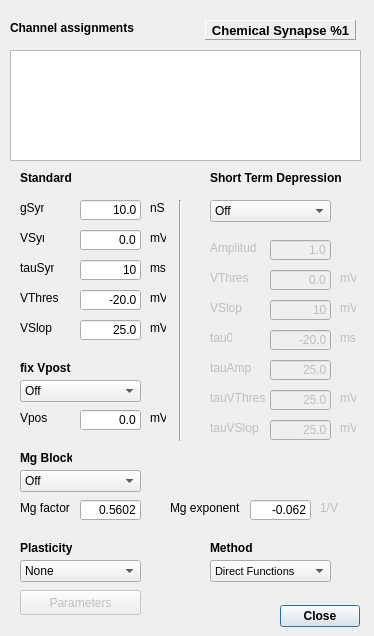
Above: src/gui/ChemSynDlg.ui from CompEphys-team/stdpc before the change. Below: the same form after it.
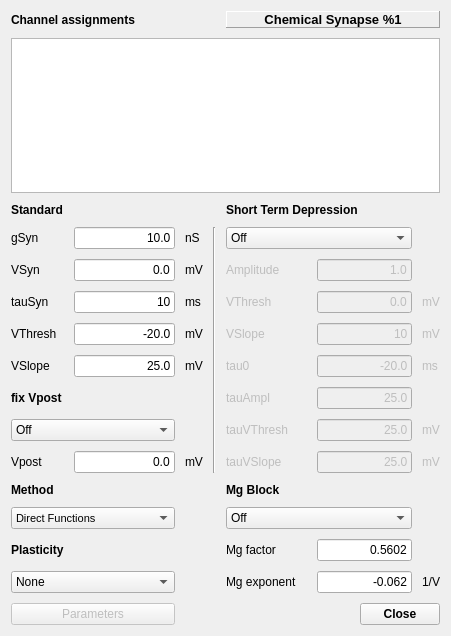
That is the form after the change. Custom widgets are drawn as their Qt base class.

Diff of the .ui file:
```diff
--- a/src/gui/ChemSynDlg.ui
+++ b/src/gui/ChemSynDlg.ui
@@ -6,1065 +6,716 @@
    <rect>
     <x>0</x>
     <y>0</y>
-    <width>374</width>
+    <width>451</width>
     <height>636</height>
    </rect>
   </property>
   <property name="windowTitle">
    <string>Chemical Synapse</string>
   </property>
-  <widget class="QDialogButtonBox" name="ResCloseBox">
-   <property name="geometry">
-    <rect>
-     <x>200</x>
-     <y>600</y>
-     <width>160</width>
-     <height>32</height>
-    </rect>
-   </property>
-   <property name="font">
-    <font>
-     <weight>75</weight>
-     <bold>true</bold>
-    </font>
-   </property>
-   <property name="orientation">
-    <enum>Qt::Horizontal</enum>
-   </property>
-   <property name="standardButtons">
-    <set>QDialogButtonBox::Close</set>
-   </property>
-  </widget>
-  <widget class="QLabel" name="ChemSynDlgLabel">
-   <property name="enabled">
-    <bool>true</bool>
-   </property>
-   <property name="geometry">
-    <rect>
-     <x>205</x>
-     <y>20</y>
-     <width>151</width>
-     <height>20</height>
-    </rect>
-   </property>
-   <property name="font">
-    <font>
-     <pointsize>10</pointsize>
-     <weight>75</weight>
-     <bold>true</bold>
-    </font>
-   </property>
-   <property name="autoFillBackground">
-    <bool>false</bool>
-   </property>
-   <property name="styleSheet">
-    <string/>
-   </property>
-   <property name="frameShape">
-    <enum>QFrame::Panel</enum>
-   </property>
-   <property name="frameShadow">
-    <enum>QFrame::Raised</enum>
-   </property>
-   <property name="lineWidth">
-    <number>1</number>
-   </property>
-   <property name="midLineWidth">
-    <number>0</number>
-   </property>
-   <property name="text">
-    <string>Chemical Synapse %1</string>
-   </property>
-   <property name="alignment">
-    <set>Qt::AlignCenter</set>
-   </property>
-  </widget>
-  <widget class="QLabel" name="label_4">
-   <property name="geometry">
-    <rect>
-     <x>20</x>
-     <y>200</y>
-     <width>24</width>
-     <height>16</height>
-    </rect>
-   </property>
-   <property name="text">
-    <string>gSyn</string>
-   </property>
-  </widget>
-  <widget class="QLabel" name="label_5">
-   <property name="geometry">
-    <rect>
-     <x>20</x>
-     <y>230</y>
-     <width>24</width>
-     <height>16</height>
-    </rect>
-   </property>
-   <property name="text">
-    <string>VSyn</string>
-   </property>
-  </widget>
-  <widget class="QLabel" name="label_6">
-   <property name="geometry">
-    <rect>
-     <x>20</x>
-     <y>260</y>
-     <width>34</width>
-     <height>16</height>
-    </rect>
-   </property>
-   <property name="text">
-    <string>tauSyn</string>
-   </property>
-  </widget>
-  <widget class="QLineEdit" name="gSynE">
-   <property name="geometry">
-    <rect>
-     <x>80</x>
-     <y>200</y>
-     <width>61</width>
-     <height>20</height>
-    </rect>
-   </property>
-   <property name="text">
-    <string>10.0</string>
-   </property>
-   <property name="maxLength">
-    <number>8</number>
-   </property>
-   <property name="alignment">
-    <set>Qt::AlignRight|Qt::AlignTrailing|Qt::AlignVCenter</set>
-   </property>
-  </widget>
-  <widget class="QLineEdit" name="VSynE">
-   <property name="geometry">
-    <rect>
-     <x>80</x>
-     <y>230</y>
-     <width>61</width>
-     <height>20</height>
-    </rect>
-   </property>
-   <property name="text">
-    <string>0.0</string>
-   </property>
-   <property name="maxLength">
-    <number>8</number>
-   </property>
-   <property name="alignment">
-    <set>Qt::AlignRight|Qt::AlignTrailing|Qt::AlignVCenter</set>
-   </property>
-  </widget>
-  <widget class="QLineEdit" name="tauSynE">
-   <property name="geometry">
-    <rect>
-     <x>80</x>
-     <y>260</y>
-     <width>61</width>
-     <height>20</height>
-    </rect>
-   </property>
-   <property name="text">
-    <string>10</string>
-   </property>
-   <property name="maxLength">
-    <number>8</number>
-   </property>
-   <property name="alignment">
-    <set>Qt::AlignRight|Qt::AlignTrailing|Qt::AlignVCenter</set>
-   </property>
-  </widget>
-  <widget class="QLineEdit" name="VThreshE">
-   <property name="geometry">
-    <rect>
-     <x>80</x>
-     <y>290</y>
-     <width>61</width>
-     <height>20</height>
-    </rect>
-   </property>
-   <property name="text">
-    <string>-20.0</string>
-   </property>
-   <property name="maxLength">
-    <number>8</number>
-   </property>
-   <property name="alignment">
-    <set>Qt::AlignRight|Qt::AlignTrailing|Qt::AlignVCenter</set>
-   </property>
-  </widget>
-  <widget class="QLineEdit" name="VSlopeE">
-   <property name="geometry">
-    <rect>
-     <x>80</x>
-     <y>320</y>
-     <width>61</width>
-     <height>20</height>
-    </rect>
-   </property>
-   <property name="text">
-    <string>25.0</string>
-   </property>
-   <property name="maxLength">
-    <number>8</number>
-   </property>
-   <property name="alignment">
-    <set>Qt::AlignRight|Qt::AlignTrailing|Qt::AlignVCenter</set>
-   </property>
-  </widget>
-  <widget class="QLabel" name="label_7">
-   <property name="geometry">
-    <rect>
-     <x>20</x>
-     <y>290</y>
-     <width>39</width>
-     <height>16</height>
-    </rect>
-   </property>
-   <property name="text">
-    <string>VThresh</string>
-   </property>
-  </widget>
-  <widget class="QLabel" name="label_8">
-   <property name="geometry">
-    <rect>
-     <x>20</x>
-     <y>320</y>
-     <width>32</width>
-     <height>16</height>
-    </rect>
-   </property>
-   <property name="text">
-    <string>VSlope</string>
-   </property>
-  </widget>
-  <widget class="QLabel" name="label_9">
-   <property name="geometry">
-    <rect>
-     <x>150</x>
-     <y>200</y>
-     <width>16</width>
-     <height>16</height>
-    </rect>
-   </property>
-   <property name="text">
-    <string>nS</string>
-   </property>
-  </widget>
-  <widget class="QLabel" name="label_10">
-   <property name="geometry">
-    <rect>
-     <x>150</x>
-     <y>230</y>
-     <width>16</width>
-     <height>16</height>
-    </rect>
-   </property>
-   <property name="text">
-    <string>mV</string>
-   </property>
-  </widget>
-  <widget class="QLabel" name="label_11">
-   <property name="geometry">
-    <rect>
-     <x>150</x>
-     <y>260</y>
-     <width>16</width>
-     <height>16</height>
-    </rect>
-   </property>
-   <property name="text">
-    <string>ms</string>
-   </property>
-  </widget>
-  <widget class="QLabel" name="label_12">
-   <property name="geometry">
-    <rect>
-     <x>150</x>
-     <y>290</y>
-     <width>16</width>
-     <height>16</height>
-    </rect>
-   </property>
-   <property name="text">
-    <string>mV</string>
-   </property>
-  </widget>
-  <widget class="QLabel" name="label_13">
-   <property name="geometry">
-    <rect>
-     <x>150</x>
-     <y>320</y>
-     <width>16</width>
-     <height>16</height>
-    </rect>
-   </property>
-   <property name="text">
-    <string>mV</string>
-   </property>
-  </widget>
-  <widget class="QLabel" name="label_14">
-   <property name="geometry">
-    <rect>
-     <x>20</x>
-     <y>170</y>
-     <width>52</width>
-     <height>16</height>
-    </rect>
-   </property>
-   <property name="font">
-    <font>
-     <weight>75</weight>
-     <bold>true</bold>
-    </font>
-   </property>
-   <property name="text">
-    <string>Standard</string>
-   </property>
-  </widget>
-  <widget class="QLabel" name="label_15">
-   <property name="geometry">
-    <rect>
-     <x>210</x>
-     <y>170</y>
-     <width>131</width>
-     <height>16</height>
-    </rect>
-   </property>
-   <property name="font">
-    <font>
-     <weight>75</weight>
-     <bold>true</bold>
-    </font>
-   </property>
-   <property name="text">
-    <string>Short Term Depression</string>
-   </property>
-  </widget>
-  <widget class="QLineEdit" name="STDVSlopeE">
-   <property name="enabled">
-    <bool>false</bool>
-   </property>
-   <property name="geometry">
-    <rect>
-     <x>270</x>
-     <y>300</y>
-     <width>61</width>
-     <height>20</height>
-    </rect>
-   </property>
-   <property name="text">
-    <string>10</string>
-   </property>
-   <property name="maxLength">
-    <number>8</number>
-   </property>
-   <property name="alignment">
-    <set>Qt::AlignRight|Qt::AlignTrailing|Qt::AlignVCenter</set>
-   </property>
-  </widget>
-  <widget class="QLabel" name="STDAmplL">
-   <property name="enabled">
-    <bool>false</bool>
-   </property>
-   <property name="geometry">
-    <rect>
-     <x>210</x>
-     <y>240</y>
-     <width>47</width>
-     <height>16</height>
-    </rect>
-   </property>
-   <property name="text">
-    <string>Amplitude</string>
-   </property>
-  </widget>
-  <widget class="QLineEdit" name="STDtauAmplE">
-   <property name="enabled">
-    <bool>false</bool>
-   </property>
-   <property name="geometry">
-    <rect>
-     <x>270</x>
-     <y>360</y>
-     <width>61</width>
-     <height>20</height>
-    </rect>
-   </property>
-   <property name="text">
-    <string>25.0</string>
-   </property>
-   <property name="maxLength">
-    <number>8</number>
-   </property>
-   <property name="alignment">
-    <set>Qt::AlignRight|Qt::AlignTrailing|Qt::AlignVCenter</set>
-   </property>
-  </widget>
-  <widget class="QLabel" name="STDVThreshL">
-   <property name="enabled">
-    <bool>false</bool>
-   </property>
-   <property name="geometry">
-    <rect>
-     <x>210</x>
-     <y>270</y>
-     <width>39</width>
-     <height>16</height>
-    </rect>
-   </property>
-   <property name="text">
-    <string>VThresh</string>
-   </property>
-  </widget>
-  <widget class="QLabel" name="STDtauAmplL">
-   <property name="enabled">
-    <bool>false</bool>
-   </property>
-   <property name="geometry">
-    <rect>
-     <x>210</x>
-     <y>360</y>
-     <width>41</width>
-     <height>16</height>
-    </rect>
-   </property>
-   <property name="text">
-    <string>tauAmpl</string>
-   </property>
-  </widget>
-  <widget class="QLabel" name="STDVSlopeL">
-   <property name="enabled">
-    <bool>false</bool>
-   </property>
-   <property name="geometry">
-    <rect>
-     <x>210</x>
-     <y>300</y>
-     <width>32</width>
-     <height>16</height>
-    </rect>
-   </property>
-   <property name="text">
-    <string>VSlope</string>
-   </property>
-  </widget>
-  <widget class="QLabel" name="STDVThreshU">
-   <property name="enabled">
-    <bool>false</bool>
-   </property>
-   <property name="geometry">
-    <rect>
-     <x>340</x>
-     <y>270</y>
-     <width>16</width>
-     <height>16</height>
-    </rect>
-   </property>
-   <property name="text">
-    <string>mV</string>
-   </property>
-  </widget>
-  <widget class="QLineEdit" name="STDVThreshE">
-   <property name="enabled">
-    <bool>false</bool>
-   </property>
-   <property name="geometry">
-    <rect>
-     <x>270</x>
-     <y>270</y>
-     <width>61</width>
-     <height>20</height>
-    </rect>
-   </property>
-   <property name="text">
-    <string>0.0</string>
-   </property>
-   <property name="maxLength">
-    <number>8</number>
-   </property>
-   <property name="alignment">
-    <set>Qt::AlignRight|Qt::AlignTrailing|Qt::AlignVCenter</set>
-   </property>
-  </widget>
-  <widget class="QLineEdit" name="STDAmplE">
-   <property name="enabled">
-    <bool>false</bool>
-   </property>
-   <property name="geometry">
-    <rect>
-     <x>270</x>
-     <y>240</y>
-     <width>61</width>
-     <height>20</height>
-    </rect>
-   </property>
-   <property name="text">
-    <string>1.0</string>
-   </property>
-   <property name="maxLength">
-    <number>8</number>
-   </property>
-   <property name="alignment">
-    <set>Qt::AlignRight|Qt::AlignTrailing|Qt::AlignVCenter</set>
-   </property>
-  </widget>
-  <widget class="QLabel" name="STDVSlopeU">
-   <property name="enabled">
-    <bool>false</bool>
-   </property>
-   <property name="geometry">
-    <rect>
-     <x>340</x>
-     <y>300</y>
-     <width>16</width>
-     <height>16</height>
-    </rect>
-   </property>
-   <property name="text">
-    <string>mV</string>
-   </property>
-  </widget>
-  <widget class="QLabel" name="STDtau0U">
-   <property name="enabled">
-    <bool>false</bool>
-   </property>
-   <property name="geometry">
-    <rect>
-     <x>340</x>
-     <y>330</y>
-     <width>16</width>
-     <height>16</height>
-    </rect>
-   </property>
-   <property name="text">
-    <string>ms</string>
-   </property>
-  </widget>
-  <widget class="QLineEdit" name="STDtau0E">
-   <property name="enabled">
-    <bool>false</bool>
-   </property>
-   <property name="geometry">
-    <rect>
-     <x>270</x>
-     <y>330</y>
-     <width>61</width>
-     <height>20</height>
-    </rect>
-   </property>
-   <property name="text">
-    <string>-20.0</string>
-   </property>
-   <property name="maxLength">
-    <number>8</number>
-   </property>
-   <property name="alignment">
-    <set>Qt::AlignRight|Qt::AlignTrailing|Qt::AlignVCenter</set>
-   </property>
-  </widget>
-  <widget class="QLabel" name="STDtau0L">
-   <property name="enabled">
-    <bool>false</bool>
-   </property>
-   <property name="geometry">
-    <rect>
-     <x>210</x>
-     <y>330</y>
-     <width>22</width>
-     <height>16</height>
-    </rect>
-   </property>
-   <property name="text">
-    <string>tau0</string>
-   </property>
-  </widget>
-  <widget class="QLabel" name="STDtauVThreshL">
-   <property name="enabled">
-    <bool>false</bool>
-   </property>
-   <property name="geometry">
-    <rect>
-     <x>210</x>
-     <y>390</y>
-     <width>55</width>
-     <height>16</height>
-    </rect>
-   </property>
-   <property name="text">
-    <string>tauVThresh</string>
-   </property>
-  </widget>
-  <widget class="QLabel" name="STDtauVThreshU">
-   <property name="enabled">
-    <bool>false</bool>
-   </property>
-   <property name="geometry">
-    <rect>
-     <x>340</x>
-     <y>390</y>
-     <width>16</width>
-     <height>16</height>
-    </rect>
-   </property>
-   <property name="text">
-    <string>mV</string>
-   </property>
-  </widget>
-  <widget class="QLineEdit" name="STDtauVThreshE">
-   <property name="enabled">
-    <bool>false</bool>
-   </property>
-   <property name="geometry">
-    <rect>
-     <x>270</x>
-     <y>390</y>
-     <width>61</width>
-     <height>20</height>
-    </rect>
-   </property>
-   <property name="text">
-    <string>25.0</string>
-   </property>
-   <property name="maxLength">
-    <number>8</number>
-   </property>
-   <property name="alignment">
-    <set>Qt::AlignRight|Qt::AlignTrailing|Qt::AlignVCenter</set>
-   </property>
-  </widget>
-  <widget class="QLabel" name="STDtauVSlopeU">
-   <property name="enabled">
-    <bool>false</bool>
-   </property>
-   <property name="geometry">
-    <rect>
-     <x>340</x>
-     <y>420</y>
-     <width>16</width>
-     <height>16</height>
-    </rect>
-   </property>
-   <property name="text">
-    <string>mV</string>
-   </property>
-  </widget>
-  <widget class="QLabel" name="STDtauVSlopeL">
-   <property name="enabled">
-    <bool>false</bool>
-   </property>
-   <property name="geometry">
-    <rect>
-     <x>210</x>
-     <y>420</y>
-     <width>48</width>
-     <height>16</height>
-    </rect>
-   </property>
-   <property name="text">
-    <string>tauVSlope</string>
-   </property>
-  </widget>
-  <widget class="QLineEdit" name="STDtauVSlopeE">
-   <property name="enabled">
-    <bool>false</bool>
-   </property>
-   <property name="geometry">
-    <rect>
-     <x>270</x>
-     <y>420</y>
-     <width>61</width>
-     <height>20</height>
-    </rect>
-   </property>
-   <property name="text">
-    <string>25.0</string>
-   </property>
-   <property name="maxLength">
-    <number>8</number>
-   </property>
-   <property name="alignment">
-    <set>Qt::AlignRight|Qt::AlignTrailing|Qt::AlignVCenter</set>
-   </property>
-  </widget>
-  <widget class="QLabel" name="label_18">
-   <property name="geometry">
-    <rect>
-     <x>20</x>
-     <y>360</y>
-     <width>52</width>
-     <height>16</height>
-    </rect>
-   </property>
-   <property name="font">
-    <font>
-     <weight>75</weight>
-     <bold>true</bold>
-    </font>
-   </property>
-   <property name="text">
-    <string>fix Vpost</string>
-   </property>
-  </widget>
-  <widget class="QComboBox" name="fixVpostCombo">
-   <property name="geometry">
-    <rect>
-     <x>20</x>
-     <y>380</y>
-     <width>121</width>
-     <height>22</height>
-    </rect>
-   </property>
-   <item>
-    <property name="text">
-     <string>Off</string>
-    </property>
-   </item>
-   <item>
-    <property name="text">
-     <string>Fixed</string>
-    </property>
-   </item>
-  </widget>
-  <widget class="QLabel" name="label_29">
-   <property name="geometry">
-    <rect>
-     <x>20</x>
-     <y>410</y>
-     <width>27</width>
-     <height>16</height>
-    </rect>
-   </property>
-   <property name="text">
-    <string>Vpost</string>
-   </property>
-  </widget>
-  <widget class="QLabel" name="label_30">
-   <property name="geometry">
-    <rect>
-     <x>150</x>
-     <y>410</y>
-     <width>16</width>
-     <height>16</height>
-    </rect>
-   </property>
-   <property name="text">
-    <string>mV</string>
-   </property>
-  </widget>
-  <widget class="QLineEdit" name="VpostE">
-   <property name="geometry">
-    <rect>
-     <x>80</x>
-     <y>410</y>
-     <width>61</width>
-     <height>20</height>
-    </rect>
-   </property>
-   <property name="text">
-    <string>0.0</string>
-   </property>
-   <property name="maxLength">
-    <number>8</number>
-   </property>
-   <property name="alignment">
-    <set>Qt::AlignRight|Qt::AlignTrailing|Qt::AlignVCenter</set>
-   </property>
-  </widget>
-  <widget class="QLabel" name="label_31">
-   <property name="geometry">
-    <rect>
-     <x>20</x>
-     <y>540</y>
-     <width>52</width>
-     <height>16</height>
-    </rect>
-   </property>
-   <property name="font">
-    <font>
-     <weight>75</weight>
-     <bold>true</bold>
-    </font>
-   </property>
-   <property name="text">
-    <string>Plasticity</string>
-   </property>
-  </widget>
-  <widget class="QComboBox" name="PlasticityCombo">
-   <property name="geometry">
-    <rect>
-     <x>20</x>
-     <y>560</y>
-     <width>121</width>
-     <height>22</height>
-    </rect>
-   </property>
-   <item>
-    <property name="text">
-     <string>None</string>
-    </property>
-   </item>
-   <item>
-    <property name="text">
-     <string>Spike STDP</string>
-    </property>
-   </item>
-   <item>
-    <property name="text">
-     <string>ODE STDP</string>
-    </property>
-   </item>
-  </widget>
-  <widget class="QPushButton" name="PlastParaBut">
-   <property name="enabled">
-    <bool>false</bool>
-   </property>
-   <property name="geometry">
-    <rect>
-     <x>20</x>
-     <y>590</y>
-     <width>121</width>
-     <height>25</height>
-    </rect>
-   </property>
-   <property name="text">
-    <string>Parameters</string>
-   </property>
-  </widget>
-  <widget class="Line" name="line">
-   <property name="geometry">
-    <rect>
-     <x>170</x>
-     <y>200</y>
-     <width>20</width>
-     <height>241</height>
-    </rect>
-   </property>
-   <property name="orientation">
-    <enum>Qt::Vertical</enum>
-   </property>
-  </widget>
-  <widget class="QComboBox" name="STDCombo">
-   <property name="geometry">
-    <rect>
-     <x>210</x>
-     <y>200</y>
-     <width>121</width>
-     <height>22</height>
-    </rect>
-   </property>
-   <item>
-    <property name="text">
-     <string>Off</string>
-    </property>
-   </item>
-   <item>
-    <property name="text">
-     <string>On</string>
-    </property>
-   </item>
-  </widget>
-  <widget class="QComboBox" name="LUCombo">
-   <property name="geometry">
-    <rect>
-     <x>210</x>
-     <y>560</y>
-     <width>121</width>
-     <height>22</height>
-    </rect>
-   </property>
-   <property name="font">
-    <font>
-     <pointsize>8</pointsize>
-     <weight>50</weight>
-     <bold>false</bold>
-    </font>
-   </property>
-   <item>
-    <property name="text">
-     <string>Direct Functions</string>
-    </property>
-   </item>
-   <item>
-    <property name="text">
-     <string>LookupTables</string>
-    </property>
-   </item>
-  </widget>
-  <widget class="QLabel" name="MethodL">
-   <property name="geometry">
-    <rect>
-     <x>210</x>
-     <y>540</y>
-     <width>69</width>
-     <height>16</height>
-    </rect>
-   </property>
-   <property name="font">
-    <font>
-     <weight>75</weight>
-     <bold>true</bold>
-    </font>
-   </property>
-   <property name="text">
-    <string>Method</string>
-   </property>
-  </widget>
-  <widget class="QComboBox" name="MgBlockCombo">
-   <property name="geometry">
-    <rect>
-     <x>20</x>
-     <y>470</y>
-     <width>121</width>
-     <height>22</height>
-    </rect>
-   </property>
-   <item>
-    <property name="text">
-     <string>Off</string>
-    </property>
-   </item>
-   <item>
-    <property name="text">
-     <string>Fixed</string>
-    </property>
-   </item>
-  </widget>
-  <widget class="QLabel" name="MgfacL">
-   <property name="geometry">
-    <rect>
-     <x>20</x>
-     <y>500</y>
-     <width>51</width>
-     <height>16</height>
-    </rect>
-   </property>
-   <property name="text">
-    <string>Mg factor</string>
-   </property>
-  </widget>
-  <widget class="QLineEdit" name="MgfacE">
-   <property name="geometry">
-    <rect>
-     <x>80</x>
-     <y>500</y>
-     <width>61</width>
-     <height>20</height>
-    </rect>
-   </property>
-   <property name="text">
-    <string>0.5602</string>
-   </property>
-   <property name="maxLength">
-    <number>8</number>
-   </property>
-   <property name="alignment">
-    <set>Qt::AlignRight|Qt::AlignTrailing|Qt::AlignVCenter</set>
-   </property>
-  </widget>
-  <widget class="QLabel" name="MgBlockL">
-   <property name="geometry">
-    <rect>
-     <x>20</x>
-     <y>450</y>
-     <width>52</width>
-     <height>16</height>
-    </rect>
-   </property>
-   <property name="font">
-    <font>
-     <weight>75</weight>
-     <bold>true</bold>
-    </font>
-   </property>
-   <property name="text">
-    <string>Mg Block</string>
-   </property>
-  </widget>
-  <widget class="QLabel" name="MgexpoL">
-   <property name="geometry">
-    <rect>
-     <x>170</x>
-     <y>500</y>
-     <width>71</width>
-     <height>16</height>
-    </rect>
-   </property>
-   <property name="text">
-    <string>Mg exponent</string>
-   </property>
-  </widget>
-  <widget class="QLineEdit" name="MgexpoE">
-   <property name="geometry">
-    <rect>
-     <x>250</x>
-     <y>500</y>
-     <width>61</width>
-     <height>20</height>
-    </rect>
-   </property>
-   <property name="text">
-    <string>-0.062</string>
-   </property>
-   <property name="maxLength">
-    <number>8</number>
-   </property>
-   <property name="alignment">
-    <set>Qt::AlignRight|Qt::AlignTrailing|Qt::AlignVCenter</set>
-   </property>
-  </widget>
-  <widget class="QLabel" name="MgexpoU">
-   <property name="enabled">
-    <bool>false</bool>
-   </property>
-   <property name="geometry">
-    <rect>
-     <x>320</x>
-     <y>500</y>
-     <width>31</width>
-     <height>16</height>
-    </rect>
-   </property>
-   <property name="text">
-    <string>1/V</string>
-   </property>
-  </widget>
-  <widget class="QLabel" name="label_16">
-   <property name="geometry">
-    <rect>
-     <x>10</x>
-     <y>20</y>
-     <width>131</width>
-     <height>16</height>
-    </rect>
-   </property>
-   <property name="font">
-    <font>
-     <weight>75</weight>
-     <bold>true</bold>
-    </font>
-   </property>
-   <property name="text">
-    <string>Channel assignments</string>
-   </property>
-  </widget>
-  <widget class="AssignmentWidget&lt;SynapseAssignment&gt;" name="assignments">
-   <property name="geometry">
-    <rect>
-     <x>10</x>
-     <y>50</y>
-     <width>351</width>
-     <height>111</height>
-    </rect>
-   </property>
-   <attribute name="horizontalHeaderStretchLastSection">
-    <bool>true</bool>
-   </attribute>
-   <attribute name="verticalHeaderVisible">
-    <bool>false</bool>
-   </attribute>
-  </widget>
+  <layout class="QGridLayout" name="gridLayout">
+   <property name="spacing">
+    <number>10</number>
+   </property>
+   <item row="7" column="1">
+    <widget class="QLineEdit" name="VSlopeE">
+     <property name="text">
+      <string>25.0</string>
+     </property>
+     <property name="maxLength">
+      <number>8</number>
+     </property>
+     <property name="alignment">
+      <set>Qt::AlignRight|Qt::AlignTrailing|Qt::AlignVCenter</set>
+     </property>
+    </widget>
+   </item>
+   <item row="7" column="2">
+    <widget class="QLabel" name="label_13">
+     <property name="text">
+      <string>mV</string>
+     </property>
+    </widget>
+   </item>
+   <item row="7" column="4">
+    <widget class="QLabel" name="STDtau0L">
+     <property name="enabled">
+      <bool>false</bool>
+     </property>
+     <property name="text">
+      <string>tau0</string>
+     </property>
+    </widget>
+   </item>
+   <item row="7" column="6" colspan="2">
+    <widget class="QLineEdit" name="STDtau0E">
+     <property name="enabled">
+      <bool>false</bool>
+     </property>
+     <property name="text">
+      <string>-20.0</string>
+     </property>
+     <property name="maxLength">
+      <number>8</number>
+     </property>
+     <property name="alignment">
+      <set>Qt::AlignRight|Qt::AlignTrailing|Qt::AlignVCenter</set>
+     </property>
+    </widget>
+   </item>
+   <item row="7" column="8">
+    <widget class="QLabel" name="STDtau0U">
+     <property name="enabled">
+      <bool>false</bool>
+     </property>
+     <property name="text">
+      <string>ms</string>
+     </property>
+    </widget>
+   </item>
+   <item row="8" column="0">
+    <widget class="QLabel" name="label_18">
+     <property name="font">
+      <font>
+       <weight>75</weight>
+       <bold>true</bold>
+      </font>
+     </property>
+     <property name="text">
+      <string>fix Vpost</string>
+     </property>
+    </widget>
+   </item>
+   <item row="8" column="4">
+    <widget class="QLabel" name="STDtauAmplL">
+     <property name="enabled">
+      <bool>false</bool>
+     </property>
+     <property name="text">
+      <string>tauAmpl</string>
+     </property>
+    </widget>
+   </item>
+   <item row="8" column="6" colspan="2">
+    <widget class="QLineEdit" name="STDtauAmplE">
+     <property name="enabled">
+      <bool>false</bool>
+     </property>
+     <property name="text">
+      <string>25.0</string>
+     </property>
+     <property name="maxLength">
+      <number>8</number>
+     </property>
+     <property name="alignment">
+      <set>Qt::AlignRight|Qt::AlignTrailing|Qt::AlignVCenter</set>
+     </property>
+    </widget>
+   </item>
+   <item row="9" column="0" colspan="2">
+    <widget class="QComboBox" name="fixVpostCombo">
+     <item>
+      <property name="text">
+       <string>Off</string>
+      </property>
+     </item>
+     <item>
+      <property name="text">
+       <string>Fixed</string>
+      </property>
+     </item>
+    </widget>
+   </item>
+   <item row="9" column="4" colspan="2">
+    <widget class="QLabel" name="STDtauVThreshL">
+     <property name="enabled">
+      <bool>false</bool>
+     </property>
+     <property name="text">
+      <string>tauVThresh</string>
+     </property>
+    </widget>
+   </item>
+   <item row="9" column="6" colspan="2">
+    <widget class="QLineEdit" name="STDtauVThreshE">
+     <property name="enabled">
+      <bool>false</bool>
+     </property>
+     <property name="text">
+      <string>25.0</string>
+     </property>
+     <property name="maxLength">
+      <number>8</number>
+     </property>
+     <property name="alignment">
+      <set>Qt::AlignRight|Qt::AlignTrailing|Qt::AlignVCenter</set>
+     </property>
+    </widget>
+   </item>
+   <item row="9" column="8">
+    <widget class="QLabel" name="STDtauVThreshU">
+     <property name="enabled">
+      <bool>false</bool>
+     </property>
+     <property name="text">
+      <string>mV</string>
+     </property>
+    </widget>
+   </item>
+   <item row="10" column="0">
+    <widget class="QLabel" name="label_29">
+     <property name="text">
+      <string>Vpost</string>
+     </property>
+    </widget>
+   </item>
+   <item row="10" column="1">
+    <widget class="QLineEdit" name="VpostE">
+     <property name="text">
+      <string>0.0</string>
+     </property>
+     <property name="maxLength">
+      <number>8</number>
+     </property>
+     <property name="alignment">
+      <set>Qt::AlignRight|Qt::AlignTrailing|Qt::AlignVCenter</set>
+     </property>
+    </widget>
+   </item>
+   <item row="10" column="2">
+    <widget class="QLabel" name="label_30">
+     <property name="text">
+      <string>mV</string>
+     </property>
+    </widget>
+   </item>
+   <item row="10" column="4" colspan="2">
+    <widget class="QLabel" name="STDtauVSlopeL">
+     <property name="enabled">
+      <bool>false</bool>
+     </property>
+     <property name="text">
+      <string>tauVSlope</string>
+     </property>
+    </widget>
+   </item>
+   <item row="10" column="6" colspan="2">
+    <widget class="QLineEdit" name="STDtauVSlopeE">
+     <property name="enabled">
+      <bool>false</bool>
+     </property>
+     <property name="text">
+      <string>25.0</string>
+     </property>
+     <property name="maxLength">
+      <number>8</number>
+     </property>
+     <property name="alignment">
+      <set>Qt::AlignRight|Qt::AlignTrailing|Qt::AlignVCenter</set>
+     </property>
+    </widget>
+   </item>
+   <item row="10" column="8">
+    <widget class="QLabel" name="STDtauVSlopeU">
+     <property name="enabled">
+      <bool>false</bool>
+     </property>
+     <property name="text">
+      <string>mV</string>
+     </property>
+    </widget>
+   </item>
+   <item row="11" column="0">
+    <widget class="QLabel" name="MethodL">
+     <property name="font">
+      <font>
+       <weight>75</weight>
+       <bold>true</bold>
+      </font>
+     </property>
+     <property name="text">
+      <string>Method</string>
+     </property>
+    </widget>
+   </item>
+   <item row="5" column="1">
+    <widget class="QLineEdit" name="tauSynE">
+     <property name="text">
+      <string>10</string>
+     </property>
+     <property name="maxLength">
+      <number>8</number>
+     </property>
+     <property name="alignment">
+      <set>Qt::AlignRight|Qt::AlignTrailing|Qt::AlignVCenter</set>
+     </property>
+    </widget>
+   </item>
+   <item row="12" column="0" colspan="2">
+    <widget class="QComboBox" name="LUCombo">
+     <property name="font">
+      <font>
+       <pointsize>8</pointsize>
+       <weight>50</weight>
+       <bold>false</bold>
+      </font>
+     </property>
+     <item>
+      <property name="text">
+       <string>Direct Functions</string>
+      </property>
+     </item>
+     <item>
+      <property name="text">
+       <string>LookupTables</string>
+      </property>
+     </item>
+    </widget>
+   </item>
+   <item row="7" column="0">
+    <widget class="QLabel" name="label_8">
+     <property name="text">
+      <string>VSlope</string>
+     </property>
+    </widget>
+   </item>
+   <item row="0" column="0" colspan="2">
+    <widget class="QLabel" name="label_16">
+     <property name="font">
+      <font>
+       <weight>75</weight>
+       <bold>true</bold>
+      </font>
+     </property>
+     <property name="text">
+      <string>Channel assignments</string>
+     </property>
+    </widget>
+   </item>
+   <item row="0" column="4" colspan="5">
+    <widget class="QLabel" name="ChemSynDlgLabel">
+     <property name="enabled">
+      <bool>true</bool>
+     </property>
+     <property name="font">
+      <font>
+       <pointsize>10</pointsize>
+       <weight>75</weight>
+       <bold>true</bold>
+      </font>
+     </property>
+     <property name="autoFillBackground">
+      <bool>false</bool>
+     </property>
+     <property name="styleSheet">
+      <string/>
+     </property>
+     <property name="frameShape">
+      <enum>QFrame::Panel</enum>
+     </property>
+     <property name="frameShadow">
+      <enum>QFrame::Raised</enum>
+     </property>
+     <property name="lineWidth">
+      <number>1</number>
+     </property>
+     <property name="midLineWidth">
+      <number>0</number>
+     </property>
+     <property name="text">
+      <string>Chemical Synapse %1</string>
+     </property>
+     <property name="alignment">
+      <set>Qt::AlignCenter</set>
+     </property>
+    </widget>
+   </item>
+   <item row="1" column="0" colspan="9">
+    <widget class="AssignmentWidget&lt;SynapseAssignment&gt;" name="assignments">
+     <attribute name="horizontalHeaderStretchLastSection">
+      <bool>true</bool>
+     </attribute>
+     <attribute name="verticalHeaderVisible">
+      <bool>false</bool>
+     </attribute>
+     <attribute name="verticalHeaderDefaultSectionSize">
+      <number>25</number>
+     </attribute>
+    </widget>
+   </item>
+   <item row="2" column="0">
+    <widget class="QLabel" name="label_14">
+     <property name="font">
+      <font>
+       <weight>75</weight>
+       <bold>true</bold>
+      </font>
+     </property>
+     <property name="text">
+      <string>Standard</string>
+     </property>
+    </widget>
+   </item>
+   <item row="2" column="4" colspan="4">
+    <widget class="QLabel" name="label_15">
+     <property name="font">
+      <font>
+       <weight>75</weight>
+       <bold>true</bold>
+      </font>
+     </property>
+     <property name="text">
+      <string>Short Term Depression</string>
+     </property>
+    </widget>
+   </item>
+   <item row="3" column="0">
+    <widget class="QLabel" name="label_4">
+     <property name="text">
+      <string>gSyn</string>
+     </property>
+    </widget>
+   </item>
+   <item row="3" column="1">
+    <widget class="QLineEdit" name="gSynE">
+     <property name="text">
+      <string>10.0</string>
+     </property>
+     <property name="maxLength">
+      <number>8</number>
+     </property>
+     <property name="alignment">
+      <set>Qt::AlignRight|Qt::AlignTrailing|Qt::AlignVCenter</set>
+     </property>
+    </widget>
+   </item>
+   <item row="3" column="2">
+    <widget class="QLabel" name="label_9">
+     <property name="text">
+      <string>nS</string>
+     </property>
+    </widget>
+   </item>
+   <item row="3" column="3" rowspan="8">
+    <widget class="Line" name="line">
+     <property name="orientation">
+      <enum>Qt::Vertical</enum>
+     </property>
+    </widget>
+   </item>
+   <item row="3" column="4" colspan="4">
+    <widget class="QComboBox" name="STDCombo">
+     <item>
+      <property name="text">
+       <string>Off</string>
+      </property>
+     </item>
+     <item>
+      <property name="text">
+       <string>On</string>
+      </property>
+     </item>
+    </widget>
+   </item>
+   <item row="4" column="0">
+    <widget class="QLabel" name="label_5">
+     <property name="text">
+      <string>VSyn</string>
+     </property>
+    </widget>
+   </item>
+   <item row="4" column="1">
+    <widget class="QLineEdit" name="VSynE">
+     <property name="text">
+      <string>0.0</string>
+     </property>
+     <property name="maxLength">
+      <number>8</number>
+     </property>
+     <property name="alignment">
+      <set>Qt::AlignRight|Qt::AlignTrailing|Qt::AlignVCenter</set>
+     </property>
+    </widget>
+   </item>
+   <item row="4" column="2">
+    <widget class="QLabel" name="label_10">
+     <property name="text">
+      <string>mV</string>
+     </property>
+    </widget>
+   </item>
+   <item row="4" column="4" colspan="2">
+    <widget class="QLabel" name="STDAmplL">
+     <property name="enabled">
+      <bool>false</bool>
+     </property>
+     <property name="text">
+      <string>Amplitude</string>
+     </property>
+    </widget>
+   </item>
+   <item row="4" column="6" colspan="2">
+    <widget class="QLineEdit" name="STDAmplE">
+     <property name="enabled">
+      <bool>false</bool>
+     </property>
+     <property name="text">
+      <string>1.0</string>
+     </property>
+     <property name="maxLength">
+      <number>8</number>
+     </property>
+     <property name="alignment">
+      <set>Qt::AlignRight|Qt::AlignTrailing|Qt::AlignVCenter</set>
+     </property>
+    </widget>
+   </item>
+   <item row="5" column="0">
+    <widget class="QLabel" name="label_6">
+     <property name="text">
+      <string>tauSyn</string>
+     </property>
+    </widget>
+   </item>
+   <item row="5" column="2">
+    <widget class="QLabel" name="label_11">
+     <property name="text">
+      <string>ms</string>
+     </property>
+    </widget>
+   </item>
+   <item row="5" column="4">
+    <widget class="QLabel" name="STDVThreshL">
+     <property name="enabled">
+      <bool>false</bool>
+     </property>
+     <property name="text">
+      <string>VThresh</string>
+     </property>
+    </widget>
+   </item>
+   <item row="5" column="6" colspan="2">
+    <widget class="QLineEdit" name="STDVThreshE">
+     <property name="enabled">
+      <bool>false</bool>
+     </property>
+     <property name="text">
+      <string>0.0</string>
+     </property>
+     <property name="maxLength">
+      <number>8</number>
+     </property>
+     <property name="alignment">
+      <set>Qt::AlignRight|Qt::AlignTrailing|Qt::AlignVCenter</set>
+     </property>
+    </widget>
+   </item>
+   <item row="5" column="8">
+    <widget class="QLabel" name="STDVThreshU">
+     <property name="enabled">
+      <bool>false</bool>
+     </property>
+     <property name="text">
+      <string>mV</string>
+     </property>
+    </widget>
+   </item>
+   <item row="6" column="0">
+    <widget class="QLabel" name="label_7">
+     <property name="text">
+      <string>VThresh</string>
+     </property>
+    </widget>
+   </item>
+   <item row="6" column="1">
+    <widget class="QLineEdit" name="VThreshE">
+     <property name="text">
+      <string>-20.0</string>
+     </property>
+     <property name="maxLength">
+      <number>8</number>
+     </property>
+     <property name="alignment">
+      <set>Qt::AlignRight|Qt::AlignTrailing|Qt::AlignVCenter</set>
+     </property>
+    </widget>
+   </item>
+   <item row="6" column="2">
+    <widget class="QLabel" name="label_12">
+     <property name="text">
+      <string>mV</string>
+     </property>
+    </widget>
+   </item>
+   <item row="6" column="4">
+    <widget class="QLabel" name="STDVSlopeL">
+     <property name="enabled">
+      <bool>false</bool>
+     </property>
+     <property name="text">
+      <string>VSlope</string>
+     </property>
+    </widget>
+   </item>
+   <item row="6" column="6" colspan="2">
+    <widget class="QLineEdit" name="STDVSlopeE">
+     <property name="enabled">
+      <bool>false</bool>
+     </property>
+     <property name="text">
+      <string>10</string>
+     </property>
+     <property name="maxLength">
+      <number>8</number>
+     </property>
+     <property name="alignment">
+      <set>Qt::AlignRight|Qt::AlignTrailing|Qt::AlignVCenter</set>
+     </property>
+    </widget>
+   </item>
+   <item row="6" column="8">
+    <widget class="QLabel" name="STDVSlopeU">
+     <property name="enabled">
+      <bool>false</bool>
+     </property>
+     <property name="text">
+      <string>mV</string>
+     </property>
+    </widget>
+   </item>
+   <item row="11" column="4">
+    <widget class="QLabel" name="MgBlockL">
+     <property name="font">
+      <font>
+       <weight>75</weight>
+       <bold>true</bold>
+      </font>
+     </property>
+     <property name="text">
+      <string>Mg Block</string>
+     </property>
+    </widget>
+   </item>
+   <item row="12" column="4" colspan="4">
+    <widget class="QComboBox" name="MgBlockCombo">
+     <item>
+      <property name="text">
+       <string>Off</string>
+      </property>
+     </item>
+     <item>
+      <property name="text">
+       <string>Fixed</string>
+      </property>
+     </item>
+    </widget>
+   </item>
+   <item row="13" column="0">
+    <widget class="QLabel" name="label_31">
+     <property name="font">
+      <font>
+       <weight>75</weight>
+       <bold>true</bold>
+      </font>
+     </property>
+     <property name="text">
+      <string>Plasticity</string>
+     </property>
+    </widget>
+   </item>
+   <item row="13" column="4">
+    <widget class="QLabel" name="MgfacL">
+     <property name="text">
+      <string>Mg factor</string>
+     </property>
+    </widget>
+   </item>
+   <item row="14" column="4">
+    <widget class="QLabel" name="MgexpoL">
+     <property name="text">
+      <string>Mg exponent</string>
+     </property>
+    </widget>
+   </item>
+   <item row="14" column="8">
+    <widget class="QLabel" name="MgexpoU">
+     <property name="text">
+      <string>1/V</string>
+     </property>
+    </widget>
+   </item>
+   <item row="14" column="6" colspan="2">
+    <widget class="QLineEdit" name="MgexpoE">
+     <property name="text">
+      <string>-0.062</string>
+     </property>
+     <property name="maxLength">
+      <number>8</number>
+     </property>
+     <property name="alignment">
+      <set>Qt::AlignRight|Qt::AlignTrailing|Qt::AlignVCenter</set>
+     </property>
+    </widget>
+   </item>
+   <item row="13" column="6" colspan="2">
+    <widget class="QLineEdit" name="MgfacE">
+     <property name="text">
+      <string>0.5602</string>
+     </property>
+     <property name="maxLength">
+      <number>8</number>
+     </property>
+     <property name="alignment">
+      <set>Qt::AlignRight|Qt::AlignTrailing|Qt::AlignVCenter</set>
+     </property>
+    </widget>
+   </item>
+   <item row="14" column="0" colspan="2">
+    <widget class="QComboBox" name="PlasticityCombo">
+     <item>
+      <property name="text">
+       <string>None</string>
+      </property>
+     </item>
+     <item>
+      <property name="text">
+       <string>Spike STDP</string>
+      </property>
+     </item>
+     <item>
+      <property name="text">
+       <string>ODE STDP</string>
+      </property>
+     </item>
+    </widget>
+   </item>
+   <item row="15" column="0" colspan="2">
+    <widget class="QPushButton" name="PlastParaBut">
+     <property name="enabled">
+      <bool>false</bool>
+     </property>
+     <property name="text">
+      <string>Parameters</string>
+     </property>
+    </widget>
+   </item>
+   <item row="15" column="6" colspan="3">
+    <widget class="QDialogButtonBox" name="ResCloseBox">
+     <property name="font">
+      <font>
+       <weight>75</weight>
+       <bold>true</bold>
+      </font>
+     </property>
+     <property name="orientation">
+      <enum>Qt::Horizontal</enum>
+     </property>
+     <property name="standardButtons">
+      <set>QDialogButtonBox::Close</set>
+     </property>
+    </widget>
+   </item>
+  </layout>
  </widget>
  <customwidgets>
   <customwidget>
```
Left out of the diff: 24 changed lines with no effect on the pictures.
